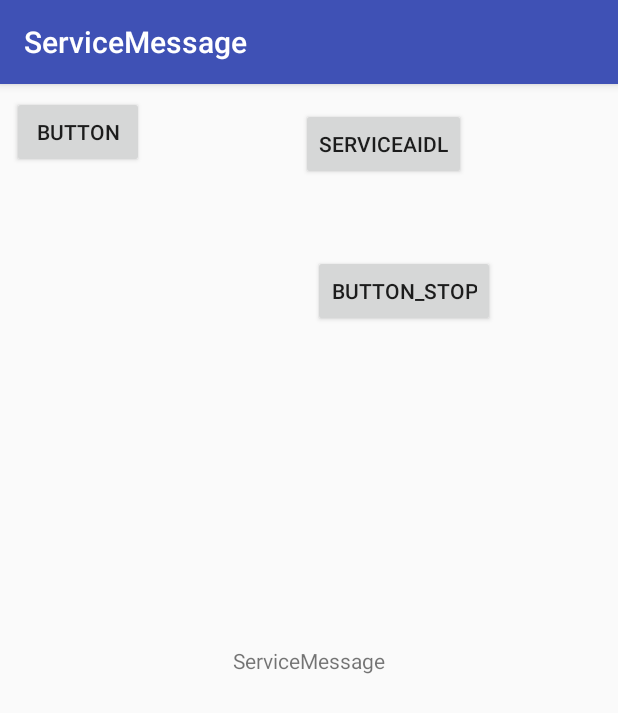
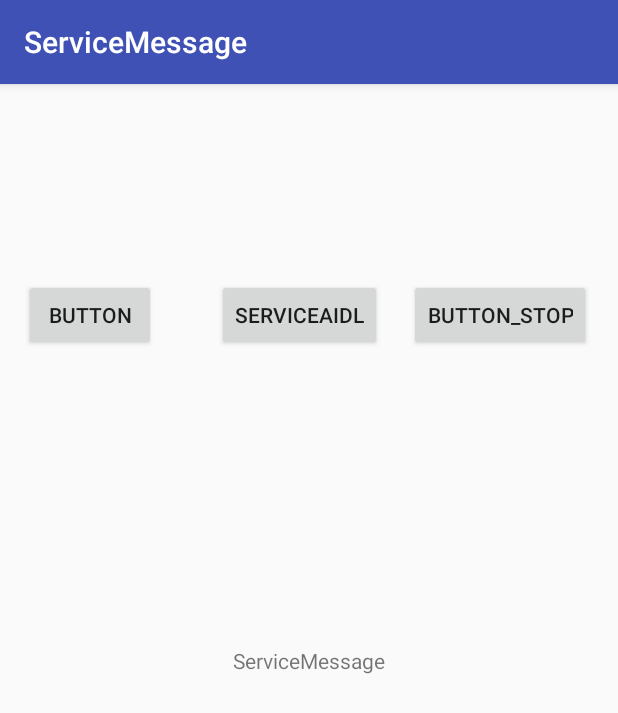
Before and after one commit to HanteIsHante/ServiceMessage, an Android app: the screen it shows after launch (MainActivity), after a tap on "BUTTON_STOP", on a phone screen of 412 x 824 dp. Shown: the top 713 px of the screen. Run offline under Robolectric (Android 15) with nearby library versions, the phone set to English and light mode, and no system bars; 4 statements that could not run were skipped.

```diff
--- a/app/src/main/AndroidManifest.xml
+++ b/app/src/main/AndroidManifest.xml
@@ -20,6 +20,8 @@
         </activity>
         <activity android:name=".LocalServiceActivity">
         </activity>
+        <service android:name=".jobservice.MyJobSchedule"
+                 android:permission="android.permission.BIND_JOB_SERVICE"/>
     </application>
 
 </manifest>
--- a/app/src/main/java/com/example/service/servicemessage/MainActivity.java
+++ b/app/src/main/java/com/example/service/servicemessage/MainActivity.java
@@ -1,11 +1,16 @@
 package com.example.service.servicemessage;
 
 import android.app.Service;
+import android.app.job.JobInfo;
+import android.app.job.JobScheduler;
 import android.content.ComponentName;
+import android.content.Context;
 import android.content.Intent;
 import android.content.ServiceConnection;
 import android.os.Bundle;
+import android.os.Handler;
 import android.os.IBinder;
+import android.os.Message;
 import android.os.RemoteException;
 import android.support.v7.app.AppCompatActivity;
 import android.util.Log;
@@ -17,7 +22,9 @@ import com.example.service.iservice.Book;
 import com.example.service.iservice.IService_AIDL;
 import com.example.service.iservice.IService_CallBack;
 import com.example.service.iservice.MyIService;
+import com.example.service.servicemessage.jobservice.MyJobSchedule;
 
+import java.lang.ref.WeakReference;
 import java.util.ArrayList;
 import java.util.List;
 import java.util.TimerTask;
@@ -31,13 +38,14 @@ public class MainActivity extends AppCompatActivity implements View.OnClickListe
     private Button button;
     private Button button_AIDL;
     private Button button_stop;
-
+    private InComingHandlerMessage mHandlerMessage;
     @Override
     protected void onCreate (Bundle savedInstanceState) {
         super.onCreate(savedInstanceState);
         setContentView(R.layout.activity_main);
         initView();
         bindRemoteService();
+        mHandlerMessage = new InComingHandlerMessage(this);
     }
 
 
@@ -145,7 +153,57 @@ public class MainActivity extends AppCompatActivity implements View.OnClickListe
                 }).start();
                 break;
             case R.id.button_stop:
+
+                if(android.os.Build.VERSION.SDK_INT >= android.os.Build.VERSION_CODES.LOLLIPOP) {
+                    JobScheduler jobScheduler = (JobScheduler)getSystemService
+                            (Context.JOB_SCHEDULER_SERVICE);
+//                  第一个参数是你要运行的任务的标识符，第二个是这个Service组件的类名。
+                    JobInfo.Builder builderInfo = new JobInfo.Builder(1,
+                            new ComponentName(getPackageName(),
+                            MyJobSchedule.class.getName()));
+                    builderInfo.setPeriodic(3000);// 设置运行周期，每三秒执行一次
+                    builderInfo.setPersisted(true); //通知系统系统当你的设备重启之后你的任务是否还要继续执行。
+                    builderInfo.setRequiresCharging(true);//只有当设备在充电时这个任务才会被执行。
+                    int schedule = jobScheduler.schedule(builderInfo.build());// 执行任务
+                    if(schedule <= 0) {// schedule 应该返回的是 builder 的标识码
+                        // schedule 如果 < 0, 则发生了错误
+                        // do something
+                        // 如果失败 取消 指定任务
+                        jobScheduler.cancel(1);
+                        // 取消所有任务
+                        jobScheduler.cancelAll();
+                    }
+                }
+
                 break;
         }
     }
+
+
+    private static class InComingHandlerMessage extends Handler{
+
+        private WeakReference<MainActivity> mActivityWeakReference;
+
+        InComingHandlerMessage (MainActivity activityWeakReference) {
+            this.mActivityWeakReference = new WeakReference<>(activityWeakReference);
+        }
+
+        @Override
+        public void handleMessage (Message msg) {
+            MainActivity mainActivity = mActivityWeakReference.get();
+            if(mainActivity == null) {
+                return;
+            }
+            Message m;
+            switch(msg.what){
+                case 1:
+                    m = Message.obtain(this, 1);
+                    sendMessage(m);
+                    break;
+                case 2:
+                    break;
+            }
+            super.handleMessage(msg);
+        }
+    }
 }
--- a/app/src/main/res/layout/activity_main.xml
+++ b/app/src/main/res/layout/activity_main.xml
@@ -23,11 +23,11 @@
         android:layout_width="wrap_content"
         android:layout_height="wrap_content"
         android:text="Button"
-        app:layout_constraintTop_toTopOf="parent"
-        android:layout_marginTop="8dp"
-        android:layout_marginLeft="8dp"
+        android:layout_marginLeft="16dp"
         app:layout_constraintLeft_toLeftOf="parent"
-        tools:ignore="HardcodedText,RtlHardcoded"/>
+        tools:ignore="HardcodedText,MissingConstraints,RtlHardcoded"
+        app:layout_constraintTop_toTopOf="@+id/button_AIDL"
+        android:layout_marginTop="0dp"/>
 
     <Button
         android:id="@+id/button_AIDL"
@@ -40,21 +40,20 @@
         android:layout_marginRight="8dp"
         app:layout_constraintRight_toRightOf="parent"
         app:layout_constraintTop_toTopOf="parent"
-        android:layout_marginTop="16dp"
-        app:layout_constraintHorizontal_bias="0.509"/>
+        android:layout_marginTop="130dp"
+        app:layout_constraintHorizontal_bias="0.178"/>
 
     <Button
         android:id="@+id/button_stop"
         android:layout_width="wrap_content"
         android:layout_height="0dp"
-        android:layout_marginLeft="8dp"
         android:layout_marginRight="8dp"
-        android:layout_marginTop="50dp"
         android:text="Button_Stop"
-        app:layout_constraintHorizontal_bias="0.0"
-        app:layout_constraintLeft_toLeftOf="@+id/button_AIDL"
         app:layout_constraintRight_toRightOf="parent"
-        app:layout_constraintTop_toBottomOf="@+id/button_AIDL"
-        tools:ignore="HardcodedText"/>
+        tools:ignore="HardcodedText"
+        app:layout_constraintTop_toTopOf="@+id/button_AIDL"
+        android:layout_marginTop="0dp"
+        app:layout_constraintLeft_toRightOf="@+id/button_AIDL"
+        android:layout_marginLeft="8dp"/>
 
 </android.support.constraint.ConstraintLayout>
```
Also changed, not shown: app/src/main/java/com/example/service/servicemessage/jobservice/MyJobSchedule.java (added, +53 -0 lines).
